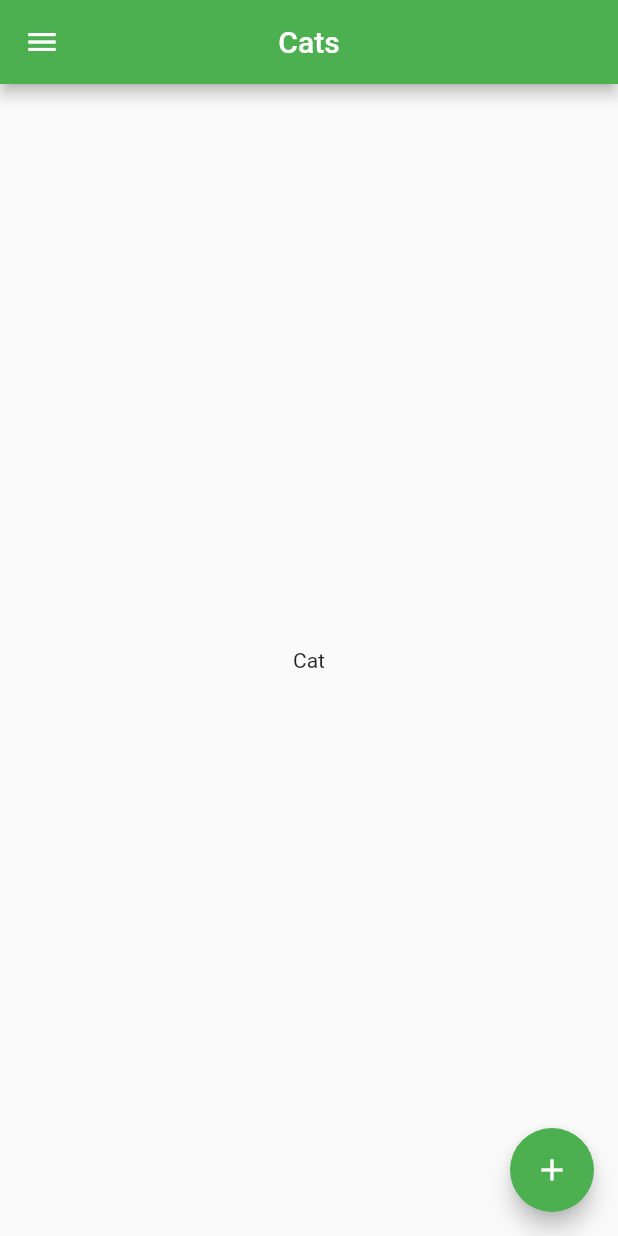
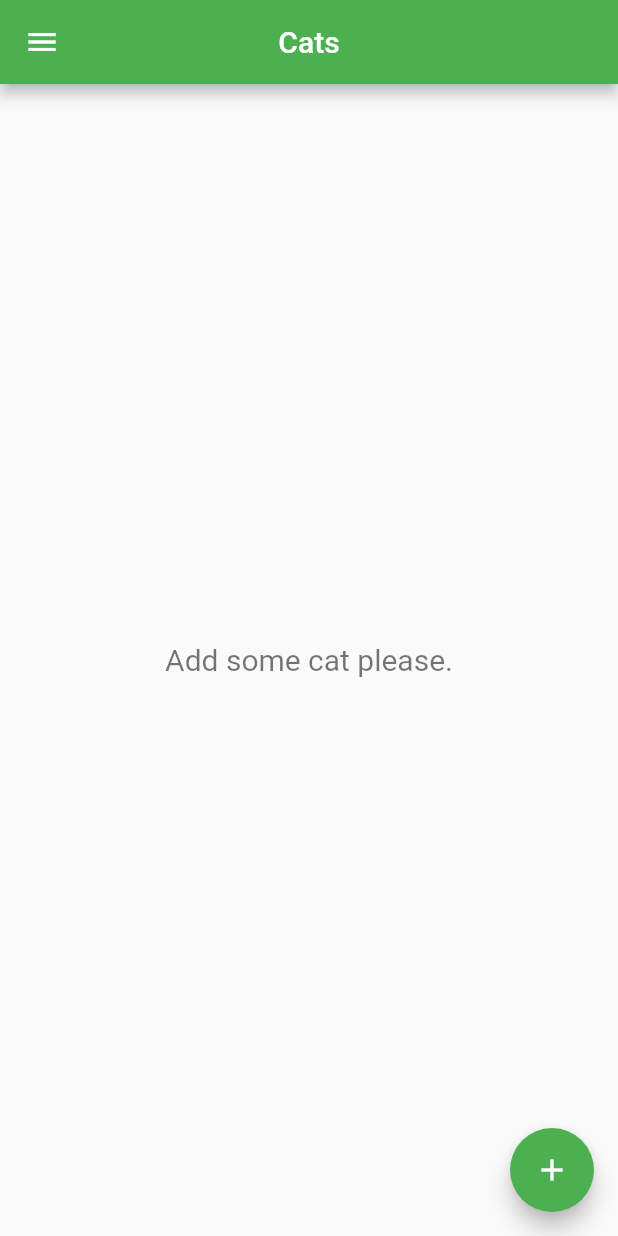
Before and after one commit to Tesam/cats_weight_history, a Flutter app: the screen it shows after launch, in the side drawer, after a tap on "Cats", on a phone screen of 412 x 824 dp. Run offline on Flutter 3.47's test engine with Material 2 defaults, Android fonts, the phone set to English and light mode, and no system bars; our stand-ins replace sqflite; accounts and stored records are empty.

Commit message:
feat(cat_screen.dart): list the cats in local database

```diff
--- a/lib/cat/bloc/cat_bloc.dart
+++ b/lib/cat/bloc/cat_bloc.dart
@@ -5,6 +5,7 @@ import 'package:cats_weight_history/cat/repository/cat_repository.dart';
 
 class CatBloc {
   final CatRepository _catRepository = CatRepository();
+
   final StreamController _catsController = new StreamController<List<Cat>>.broadcast();
   Stream<List<Cat>> get cats => _catsController.stream;
 
@@ -12,6 +13,7 @@ class CatBloc {
   StreamSink<Cat> get inAddCat => _addCatController.sink;
 
   CatBloc(){
+    getCats();
     _addCatController.stream.listen(insertCat);
   }
 
--- a/lib/cat/ui/screen/cat_screen.dart
+++ b/lib/cat/ui/screen/cat_screen.dart
@@ -1,21 +1,68 @@
+import 'package:cats_weight_history/cat/bloc/cat_bloc.dart';
+import 'package:cats_weight_history/cat/model/cat.dart';
 import 'package:flutter/material.dart';
 
-class Cat extends StatefulWidget {
+class CatScreen extends StatefulWidget {
   @override
-  _CatState createState() => _CatState();
+  _CatScreenState createState() => _CatScreenState();
 }
 
-class _CatState extends State<Cat> {
+class _CatScreenState extends State<CatScreen> {
+  final catBloc = CatBloc();
+
+  @override
+  void dispose() {
+    catBloc.dispose();
+    super.dispose();
+  }
+
   @override
   Widget build(BuildContext context) {
     return Scaffold(
-      body: Center(
-        child: Text("Cat"),
-      ),
+      body: StreamBuilder(
+          stream: catBloc.cats,
+          builder: (BuildContext context, snapshot) {
+            if (snapshot.hasData) {
+              return (getCatCardWidget(snapshot));
+            } else {
+              return CircularProgressIndicator(); // Display a Circular Progress Indicator if the data is not fetched
+            }
+          }),
       floatingActionButton: FloatingActionButton(
         child: Icon( Icons.add, ),
           onPressed: () => {},
       )
     );
   }
+
+  Widget getCatCardWidget(snapshot) {
+    return snapshot.data.length != 0
+        ? ListView.builder(
+      itemCount: snapshot.data.length,
+      itemBuilder: (context, itemPosition) {
+        Cat cat = snapshot.data[itemPosition];
+        return Card(
+          child: ListTile(
+            title: Text(cat.cat),
+            trailing: IconButton(
+              icon: Icon(Icons.delete),
+              color: Colors.red.shade400,
+              onPressed: () => {},
+            ),
+            onTap: () => {},
+          ),
+        );
+      },
+    )
+        : Container(
+        child: Center(
+          child: Text(
+            'Add some cat please.',
+            style: TextStyle(
+              fontSize: 20.0,
+              color: Colors.black54,
+            ),
+          ),
+        ));
+  }
 }
--- a/lib/main.dart
+++ b/lib/main.dart
@@ -28,7 +28,7 @@ class Home extends StatefulWidget {
 }
 
 class _HomeState extends State<Home> {
-  Widget currentBody = Cat();
+  Widget currentBody = CatScreen();
   String title = 'Cats';
 
   @override
@@ -64,7 +64,7 @@ class _HomeState extends State<Home> {
                 onTap: () {
                   setState(() {
                     Navigator.of(context).pop();
-                    currentBody = Cat();
+                    currentBody = CatScreen();
                     title = 'Cats';
                   });
                 },
```
